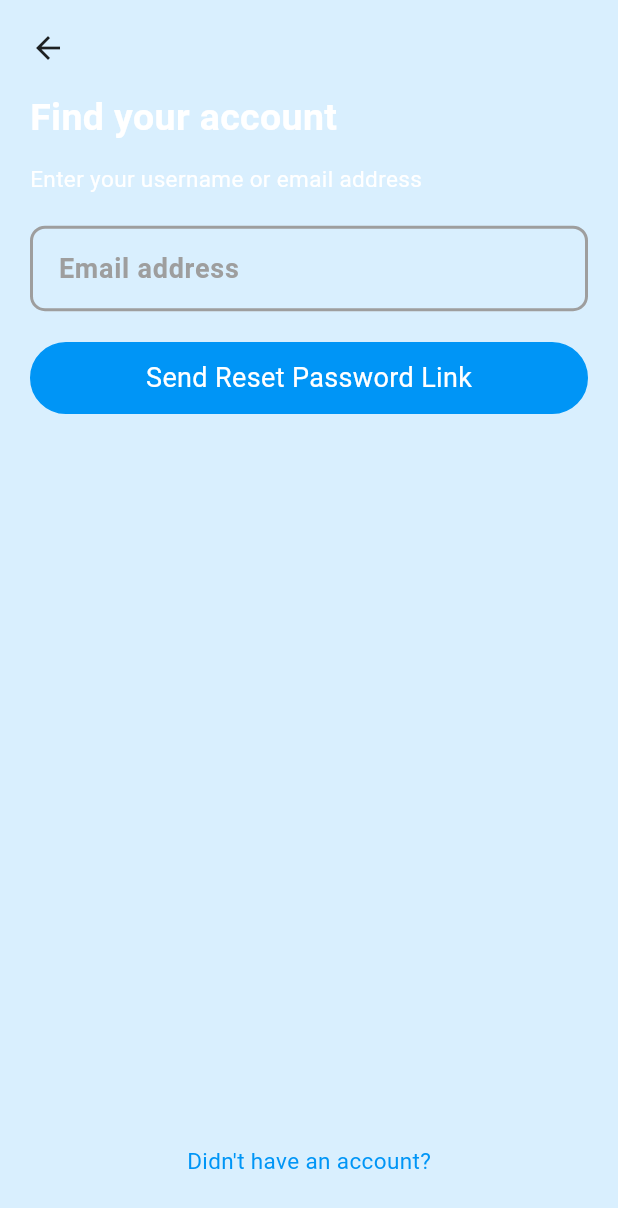
After one commit to ByteCraft-Org/Instagram, a Flutter app: the screen it shows after launch, after a tap on "Forgotten Password?", on a phone screen of 412 x 824 dp. The commit adds this screen. Shown: the top 1208 px of the screen. Run offline on Flutter 3.47's test engine with Material 3 defaults, Android fonts, the phone set to English and light mode, and no system bars; our stand-ins replace cloud_firestore, firebase_auth, firebase_core, firebase_storage, flutter_spinkit, flutter_svg and 1 more; accounts and stored records are empty; generated files the repository leaves out were written again.

Commit message:
Implement Forgot Password Page Created the "ForgotPasswordPage" widget allowing users to recover their account by entering their email address. The page includes a text field for email input, a button to send a password reset link, and navigation options. Email format validation and error handling are in place to provide a smooth user experience. Additionally, a custom dialog is displayed upon successful submission, indicating that the reset link has been sent to the user's email address.

```diff
--- /dev/null
+++ b/lib/pages/login_signup/login/forgot_password.dart
@@ -0,0 +1,133 @@
+import 'package:flutter/material.dart';
+import 'package:instagram/pages/login_signup/signup/signup_page.dart';
+import 'package:instagram/resources/auth_methods.dart';
+import 'package:instagram/utils/keys.dart';
+import 'package:instagram/widgets/custom_dialog.dart';
+
+import '../../../../utils/colors.dart';
+import '../../../../utils/dimensions.dart';
+import '../../../../widgets/custom_button.dart';
+import '../../../../widgets/custom_text_field.dart';
+import '../../../widgets/custom_snackbar.dart';
+
+class ForgotPasswordPage extends StatefulWidget {
+  const ForgotPasswordPage({super.key});
+
+  @override
+  _ForgotPasswordPageState createState() => _ForgotPasswordPageState();
+}
+
+class _ForgotPasswordPageState extends State<ForgotPasswordPage> {
+  final TextEditingController _emailController = TextEditingController();
+  bool isLoading = false;
+
+  @override
+  Widget build(BuildContext context) {
+    return GestureDetector(
+      onTap: () {
+        FocusScope.of(context).unfocus();
+      },
+      child: Scaffold(
+        backgroundColor: blueColor.withOpacity(0.15),
+        body: SafeArea(
+          child: Padding(
+            padding: const EdgeInsets.all(20.0),
+            child: Column(
+              crossAxisAlignment: CrossAxisAlignment.start,
+              children: [
+                GestureDetector(// * : Back button
+                  onTap: () => Navigator.pop(context),
+                  child: const Icon(Icons.arrow_back),
+                ),
+                SizedBox(height: getScreenHeight(context) * 0.020),
+                const Text(// * : Heading Text
+                  "Find your account",
+                  style: TextStyle(
+                    color: primaryColor,
+                    fontSize: 25,
+                    fontWeight: FontWeight.bold
+                  ),
+                ),
+                SizedBox(height: getScreenHeight(context) * 0.015),
+                const Text(// * : Label Text
+                  "Enter your username or email address",
+                  style: TextStyle(
+                    color: primaryColor,
+                    fontSize: 15,
+                    fontWeight: FontWeight.normal
+                  ),
+                ),
+                SizedBox(height: getScreenHeight(context) * 0.025),
+                CustomTextField(// * : Text Field input
+                  controller: _emailController,
+                  labelText: "Email address",
+                  keyboardType: TextInputType.emailAddress
+                ),
+                SizedBox(height: getScreenHeight(context) * 0.025),
+                CustomButtonWithLoading(// * : Find Account Button
+                  isLoading: isLoading,
+                  onTap: () => performFunction(context),
+                  labelText: "Send Reset Password Link",
+                ),
+                Expanded(// * : Go to Sign Up Screen
+                  child: Container(
+                    alignment: Alignment.bottomCenter,
+                    padding: const EdgeInsets.all(20.0),
+                    child: CustomTextButton(
+                      onTap: () {
+                        Navigator.pop(context);
+                        Navigator.push(context,MaterialPageRoute(builder: (context) => const SignUpPage()));
+                      },
+                      labelText: "Didn't have an account?",
+                    ),
+                  ),
+                ),
+              ],
+            ),
+          ),
+        )
+      ),
+    );
+  }
+
+  void performFunction(context) async {
+    FocusScope.of(context).unfocus();
+    final RegExp emailRegex = RegExp(r"^[a-zA-Z0-9_.+-]+@[a-zA-Z0-9-]+\.[a-zA-Z0-9-.]+$");
+
+    if(_emailController.text.isEmpty) {
+      customSnackbar(context: context, type: "Error", message: "Email address cannot be empty.");
+      return ;
+    } else if(!emailRegex.hasMatch(_emailController.text)) {
+      customSnackbar(context: context, type: "Warning", message: "Email address is not formatted.");
+      return ;
+    }
+
+    setState(() => isLoading = true);
+
+    // * : Reset Password
+    String resetPassword = await AuthMethods().resetPassword(email: _emailController.text);
+
+    if(resetPassword != correctKey) {
+      customSnackbar(context: context, type: "Error", message: resetPassword);
+      return;
+    } else {
+      customDialog(
+        context: context,
+        barrierDismissble: false,
+        icon: Icons.done,
+        iconColor: Colors.greenAccent,
+        headingColor: Colors.greenAccent,
+        heading: "Link sent successfully",
+        message: "We have successfully sent a reset password link to to your email ${_emailController.text}. Check your mail and change the password.",
+        buttontext: "Ok",
+        onTap: () {
+          Navigator.pop(context);
+
+          Future.delayed(const Duration(milliseconds: 400) , () => Navigator.pop(context));
+        }
+      );
+    }
+
+    setState(() => isLoading = false);
+  }
+}
--- a/lib/pages/login_signup/login/login_page.dart
+++ b/lib/pages/login_signup/login/login_page.dart
@@ -1,6 +1,7 @@
 import 'package:firebase_auth/firebase_auth.dart';
 import 'package:flutter/material.dart';
 import 'package:flutter_svg/flutter_svg.dart';
+import 'package:instagram/pages/login_signup/login/forgot_password.dart';
 import 'package:instagram/pages/login_signup/signup/signup_page.dart';
 import 'package:instagram/resources/auth_methods.dart';
 import 'package:instagram/utils/colors.dart';
@@ -75,7 +76,21 @@ class _LoginPageState extends State<LoginPage> {
                       },
                       labelText: "Log in",
                     ),
-                    SizedBox(height: getScreenHeight(context) * 0.29),
+                    SizedBox(height: getScreenHeight(context) * 0.02),
+                    CustomTextButton(
+                      onTap: () {
+                        FocusScope.of(context).unfocus();
+                        Navigator.push(
+                          context,
+                          MaterialPageRoute(
+                            builder: (context) => const ForgotPasswordPage()
+                          )
+                        );
+                      },
+                      labelText: "Forgotten Password?",
+                      textColor: Colors.white,
+                    ),
+                    SizedBox(height: getScreenHeight(context) * 0.27),
                     CustomButton(// * : Create New Account Button
                       onTap: (){
                         FocusScope.of(context).unfocus();
@@ -102,6 +117,7 @@ class _LoginPageState extends State<LoginPage> {
   }
 
   Future<void> performFunction(context) async {
+    FocusScope.of(context).unfocus();
     final RegExp emailRegex = RegExp(r"^[a-zA-Z0-9_.+-]+@[a-zA-Z0-9-]+\.[a-zA-Z0-9-.]+$");
 
     if(_emailController.text.isEmpty) {
--- a/lib/pages/login_signup/signup/signup_page.dart
+++ b/lib/pages/login_signup/signup/signup_page.dart
@@ -158,6 +158,7 @@ class _SignUpPageState extends State<SignUpPage> {
   }
 
   void performFunction(context) async {
+    FocusScope.of(context).unfocus();
     final RegExp emailRegex = RegExp(r"^[a-zA-Z0-9_.+-]+@[a-zA-Z0-9-]+\.[a-zA-Z0-9-.]+$");
 
     if (usernameController.text.isEmpty) {
```
